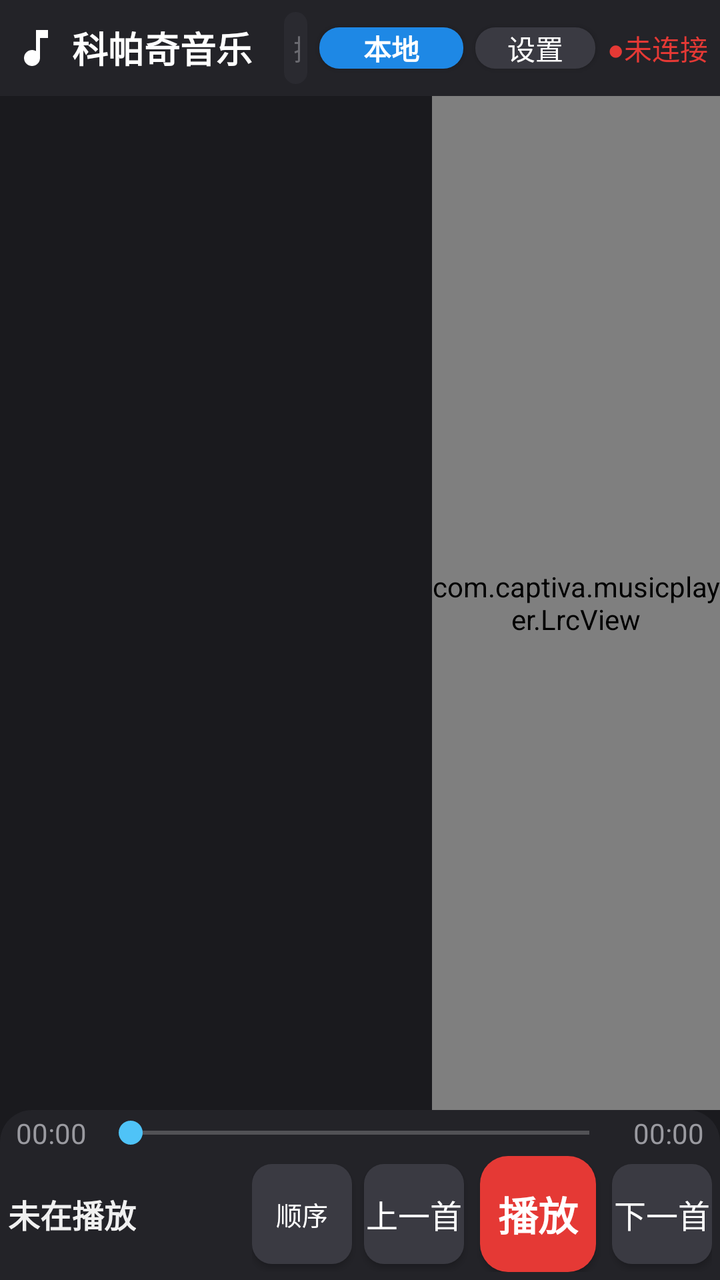
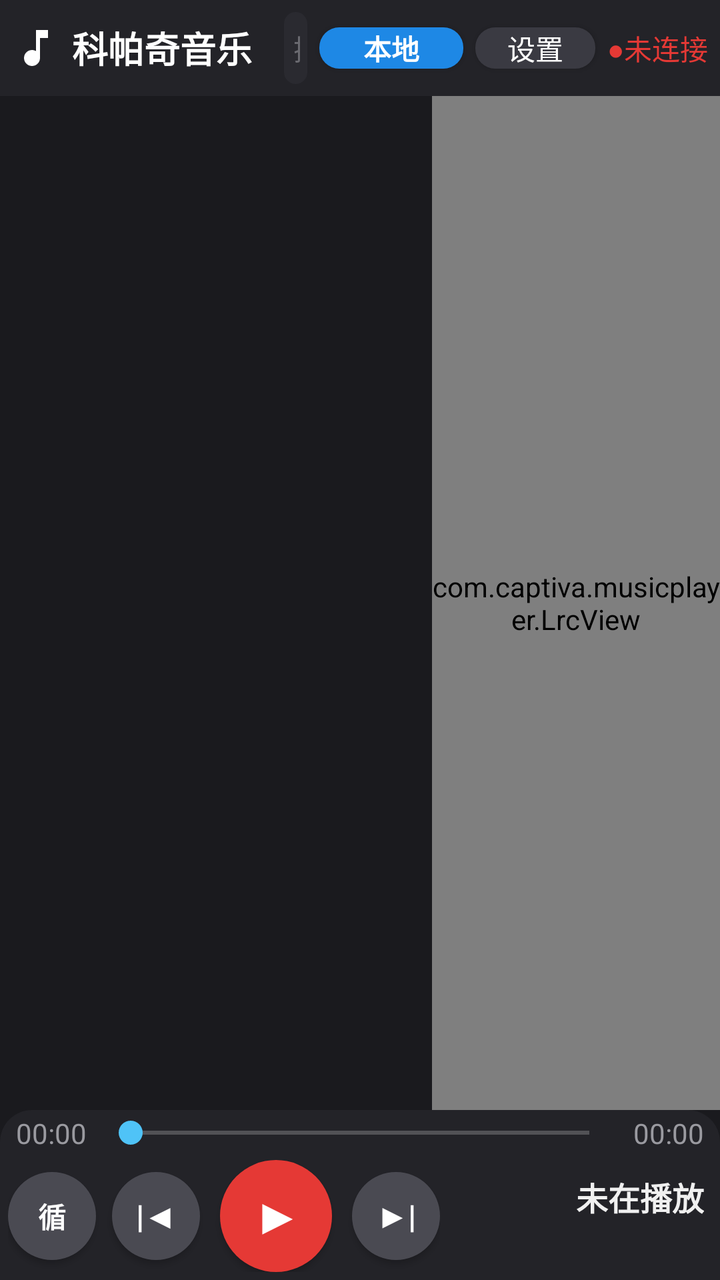

Compare the two renders of this Android layout. The source of the first and the diff that turns it into the second are given below.
<!-- AndroidManifest.xml: application theme Theme.CaptivaMusic -->
<!-- res/layout/activity_main.xml -->
<?xml version="1.0" encoding="utf-8"?>
<LinearLayout xmlns:android="http://schemas.android.com/apk/res/android"
    android:layout_width="match_parent"
    android:layout_height="match_parent"
    android:orientation="vertical"
    android:background="@color/bg_main">

    
    <LinearLayout
        android:layout_width="match_parent"
        android:layout_height="wrap_content"
        android:orientation="horizontal"
        android:gravity="center_vertical"
        android:padding="@dimen/title_bar_padding"
        android:background="@color/bg_title_bar">

        <ImageView
            android:layout_width="24dp"
            android:layout_height="24dp"
            android:src="@drawable/ic_music_note"
            android:contentDescription="@string/app_name" />

        <TextView
            android:layout_width="wrap_content"
            android:layout_height="wrap_content"
            android:layout_marginStart="6dp"
            android:layout_marginLeft="6dp"
            android:text="@string/app_name"
            android:textColor="@color/text_title"
            android:textSize="@dimen/title_text_size"
            android:textStyle="bold" />

        <TextView
            android:id="@+id/tv_count"
            android:layout_width="wrap_content"
            android:layout_height="wrap_content"
            android:layout_marginStart="8dp"
            android:layout_marginLeft="8dp"
            android:textColor="@color/text_secondary"
            android:textSize="@dimen/sub_text_size" />

        
        <EditText
            android:id="@+id/et_search"
            android:layout_width="0dp"
            android:layout_height="@dimen/search_height"
            android:layout_weight="1"
            android:layout_marginStart="8dp"
            android:layout_marginLeft="8dp"
            android:background="@drawable/bg_search"
            android:hint="搜索本地歌曲、歌手、专辑..."
            android:textColorHint="@color/search_hint"
            android:textColor="@color/text_primary"
            android:textSize="@dimen/search_text_size"
            android:paddingLeft="@dimen/search_padding"
            android:paddingRight="@dimen/search_padding"
            android:singleLine="true"
            android:imeOptions="actionSearch"
            android:inputType="text" />

        
        <Button
            android:id="@+id/btn_source"
            android:layout_width="wrap_content"
            android:layout_height="wrap_content"
            android:layout_marginStart="6dp"
            android:layout_marginLeft="6dp"
            android:minWidth="72dp"
            android:minHeight="0dp"
            android:background="@drawable/bg_btn_source_local"
            android:text="本地"
            android:textColor="#FFFFFF"
            android:textStyle="bold"
            android:textSize="@dimen/sub_text_size" />

        
        <Button
            android:id="@+id/btn_settings"
            android:layout_width="wrap_content"
            android:layout_height="wrap_content"
            android:layout_marginStart="6dp"
            android:layout_marginLeft="6dp"
            android:minWidth="60dp"
            android:minHeight="0dp"
            android:background="@drawable/bg_btn"
            android:text="设置"
            android:textColor="@color/btn_text"
            android:textSize="@dimen/sub_text_size" />

        
        <TextView
            android:id="@+id/tv_server_status"
            android:layout_width="wrap_content"
            android:layout_height="wrap_content"
            android:layout_marginStart="6dp"
            android:layout_marginLeft="6dp"
            android:text="●未连接"
            android:textColor="@color/server_status_disconnected"
            android:textSize="@dimen/sub_text_size"
            android:singleLine="true" />
    </LinearLayout>

    
    <LinearLayout
        android:layout_width="match_parent"
        android:layout_height="0dp"
        android:layout_weight="1"
        android:orientation="horizontal">

        
        <FrameLayout
            android:layout_width="0dp"
            android:layout_height="match_parent"
            android:layout_weight="3">

            <androidx.recyclerview.widget.RecyclerView
                android:id="@+id/rv_list"
                android:layout_width="match_parent"
                android:layout_height="match_parent"
                android:scrollbars="vertical"
                android:overScrollMode="ifContentScrolls" />

            <TextView
                android:id="@+id/tv_empty"
                android:layout_width="wrap_content"
                android:layout_height="wrap_content"
                android:layout_gravity="center"
                android:textColor="@color/text_secondary"
                android:textSize="@dimen/sub_text_size"
                android:visibility="gone" />
        </FrameLayout>

        
        <com.captiva.musicplayer.LrcView
            android:id="@+id/lrc_view"
            android:layout_width="0dp"
            android:layout_height="match_parent"
            android:layout_weight="2" />
    </LinearLayout>

    
    <LinearLayout
        android:layout_width="match_parent"
        android:layout_height="wrap_content"
        android:orientation="vertical"
        android:paddingLeft="@dimen/control_bar_padding"
        android:paddingRight="@dimen/control_bar_padding"
        android:paddingTop="2dp"
        android:paddingBottom="@dimen/control_bar_padding"
        android:background="@drawable/bg_control_bar">

        
        <LinearLayout
            android:layout_width="match_parent"
            android:layout_height="wrap_content"
            android:orientation="horizontal"
            android:gravity="center_vertical"
            android:layout_marginLeft="4dp"
            android:layout_marginRight="4dp">

            <TextView
                android:id="@+id/tv_current_time"
                android:layout_width="wrap_content"
                android:layout_height="wrap_content"
                android:text="00:00"
                android:textColor="@color/text_secondary"
                android:textSize="@dimen/time_text_size"
                android:layout_marginRight="6dp" />

            <SeekBar
                android:id="@+id/sb_progress"
                android:layout_width="0dp"
                android:layout_height="@dimen/seekbar_height"
                android:layout_weight="1"
                android:minHeight="@dimen/seekbar_height"
                android:maxHeight="@dimen/seekbar_height"
                android:progressTint="@color/accent"
                android:thumbTint="@color/accent" />

            <TextView
                android:id="@+id/tv_total_time"
                android:layout_width="wrap_content"
                android:layout_height="wrap_content"
                android:text="00:00"
                android:textColor="@color/text_secondary"
                android:textSize="@dimen/time_text_size"
                android:layout_marginLeft="6dp" />
        </LinearLayout>

        
        <LinearLayout
            android:layout_width="match_parent"
            android:layout_height="wrap_content"
            android:orientation="horizontal"
            android:gravity="center_vertical"
            android:layout_marginTop="2dp">

            
            <LinearLayout
                android:layout_width="0dp"
                android:layout_height="wrap_content"
                android:layout_weight="1"
                android:orientation="horizontal"
                android:gravity="center_vertical">

                <TextView
                    android:id="@+id/tv_now_title"
                    android:layout_width="wrap_content"
                    android:layout_height="wrap_content"
                    android:singleLine="true"
                    android:ellipsize="end"
                    android:text="未在播放"
                    android:textColor="@color/text_primary"
                    android:textSize="@dimen/now_title_text_size"
                    android:textStyle="bold"
                    android:layout_marginRight="8dp" />

                <TextView
                    android:id="@+id/tv_now_artist"
                    android:layout_width="0dp"
                    android:layout_height="wrap_content"
                    android:layout_weight="1"
                    android:singleLine="true"
                    android:ellipsize="end"
                    android:textColor="@color/text_secondary"
                    android:textSize="@dimen/sub_text_size" />
            </LinearLayout>

            
            <LinearLayout
                android:layout_width="wrap_content"
                android:layout_height="wrap_content"
                android:orientation="horizontal"
                android:gravity="center_vertical">

                <Button
                    android:id="@+id/btn_mode"
                    android:layout_width="@dimen/btn_size"
                    android:layout_height="@dimen/btn_size"
                    android:background="@drawable/bg_btn"
                    android:text="顺序"
                    android:textColor="@color/btn_text"
                    android:textSize="13sp" />

                <Button
                    android:id="@+id/btn_prev"
                    android:layout_width="@dimen/btn_size"
                    android:layout_height="@dimen/btn_size"
                    android:layout_marginLeft="6dp"
                    android:background="@drawable/bg_btn"
                    android:text="上一首"
                    android:textColor="@color/btn_text"
                    android:textSize="@dimen/btn_text_size" />

                <Button
                    android:id="@+id/btn_play"
                    android:layout_width="@dimen/btn_size_play"
                    android:layout_height="@dimen/btn_size_play"
                    android:layout_marginLeft="8dp"
                    android:layout_marginRight="8dp"
                    android:background="@drawable/bg_btn_paused"
                    android:text="播放"
                    android:textColor="@color/btn_paused_text"
                    android:textSize="@dimen/btn_play_text_size"
                    android:textStyle="bold" />

                <Button
                    android:id="@+id/btn_next"
                    android:layout_width="@dimen/btn_size"
                    android:layout_height="@dimen/btn_size"
                    android:background="@drawable/bg_btn"
                    android:text="下一首"
                    android:textColor="@color/btn_text"
                    android:textSize="@dimen/btn_text_size" />
            </LinearLayout>
        </LinearLayout>
    </LinearLayout>

</LinearLayout>
<!-- resources referenced by this layout -->
<resources>
  <color name="accent">#4FC3F7</color>
  <color name="bg_main">#1A1A1E</color>
  <color name="bg_title_bar">#232328</color>
  <color name="btn_paused_text">#FFFFFF</color>
  <color name="btn_text">#FFFFFF</color>
  <color name="search_hint">#6A6A70</color>
  <color name="server_status_disconnected">#E53935</color>
  <color name="text_primary">#F0F0F0</color>
  <color name="text_secondary">#9A9AA0</color>
  <color name="text_title">#FFFFFF</color>
  <dimen name="btn_play_text_size">20sp</dimen>
  <dimen name="btn_size">50dp</dimen>
  <dimen name="btn_size_play">58dp</dimen>
  <dimen name="btn_text_size">16sp</dimen>
  <dimen name="control_bar_padding">4dp</dimen>
  <dimen name="now_title_text_size">16sp</dimen>
  <dimen name="search_height">36dp</dimen>
  <dimen name="search_padding">8dp</dimen>
  <dimen name="search_text_size">14sp</dimen>
  <dimen name="seekbar_height">12dp</dimen>
  <dimen name="sub_text_size">14sp</dimen>
  <dimen name="time_text_size">14sp</dimen>
  <dimen name="title_bar_padding">6dp</dimen>
  <dimen name="title_text_size">18sp</dimen>
  <!-- drawable bg_btn (drawable) -->
  <?xml version="1.0" encoding="utf-8"?>
  <selector xmlns:android="http://schemas.android.com/apk/res/android">
      <item android:state_pressed="true">
          <shape android:shape="rectangle">
              <solid android:color="#55555D" />
              <corners android:radius="10dp" />
          </shape>
      </item>
      <item>
          <shape android:shape="rectangle">
              <solid android:color="@color/btn_bg" />
              <corners android:radius="10dp" />
          </shape>
      </item>
  </selector>
  <!-- drawable bg_btn_paused (drawable) -->
  <?xml version="1.0" encoding="utf-8"?>
  <selector xmlns:android="http://schemas.android.com/apk/res/android">
      <item android:state_pressed="true">
          <shape android:shape="rectangle">
              <solid android:color="#C62828" />
              <corners android:radius="14dp" />
          </shape>
      </item>
      <item>
          <shape android:shape="rectangle">
              <solid android:color="@color/btn_paused_bg" />
              <corners android:radius="14dp" />
          </shape>
      </item>
  </selector>
  <!-- drawable bg_control_bar (drawable) -->
  <?xml version="1.0" encoding="utf-8"?>
  <shape xmlns:android="http://schemas.android.com/apk/res/android"
      android:shape="rectangle">
      <solid android:color="@color/bg_control_bar" />
      <corners
          android:topLeftRadius="16dp"
          android:topRightRadius="16dp"
          android:bottomLeftRadius="0dp"
          android:bottomRightRadius="0dp" />
  </shape>
  <!-- drawable bg_search (drawable) -->
  <?xml version="1.0" encoding="utf-8"?>
  <shape xmlns:android="http://schemas.android.com/apk/res/android"
      android:shape="rectangle">
      <solid android:color="@color/search_bg" />
      <corners android:radius="22dp" />
  </shape>
  <!-- drawable ic_music_note (drawable) -->
  <?xml version="1.0" encoding="utf-8"?>
  <vector xmlns:android="http://schemas.android.com/apk/res/android"
      android:width="24dp"
      android:height="24dp"
      android:viewportWidth="24"
      android:viewportHeight="24">
      <path
          android:fillColor="#FFFFFF"
          android:pathData="M12,3v10.55c-0.59,-0.34 -1.27,-0.55 -2,-0.55 -2.21,0 -4,1.79 -4,4s1.79,4 4,4 4,-1.79 4,-4V7h4V3h-6z" />
  </vector>
  <string name="app_name">科帕奇音乐</string>
  <style name="Theme.CaptivaMusic" parent="Theme.AppCompat.NoActionBar">
          <item name="colorPrimary">@color/accent</item>
          <item name="colorPrimaryDark">@color/bg_title_bar</item>
          <item name="colorAccent">@color/accent</item>
          <item name="android:windowBackground">@color/bg_main</item>
          <item name="android:statusBarColor">@color/bg_title_bar</item>
          <item name="android:textColorPrimary">@color/text_primary</item>
      </style>
  <color name="btn_bg">#3A3A42</color>
  <color name="btn_paused_bg">#E53935</color>
  <color name="bg_control_bar">#232328</color>
  <color name="search_bg">#2A2A30</color>
  <!-- unchanged entries left out for length: 1 -->
</resources>

<!-- the commit's change to res/layout/activity_main.xml (unified diff, before → after) -->
@@ -193,15 +193,80 @@
             android:layout_height="wrap_content"
             android:orientation="horizontal"
             android:gravity="center_vertical"
-            android:layout_marginTop="2dp">
+            android:layout_marginTop="4dp">
+
+            
+            <LinearLayout
+                android:layout_width="wrap_content"
+                android:layout_height="wrap_content"
+                android:orientation="horizontal"
+                android:gravity="center_vertical">
+
+                
+                <Button
+                    android:id="@+id/btn_mode"
+                    android:layout_width="@dimen/btn_circle_size"
+                    android:layout_height="@dimen/btn_circle_size"
+                    android:minWidth="0dp"
+                    android:minHeight="0dp"
+                    android:background="@drawable/bg_btn_circle"
+                    android:text="循"
+                    android:textColor="@color/btn_text"
+                    android:textSize="14sp"
+                    android:textStyle="bold" />
+
+                
+                <Button
+                    android:id="@+id/btn_prev"
+                    android:layout_width="@dimen/btn_circle_size"
+                    android:layout_height="@dimen/btn_circle_size"
+                    android:layout_marginLeft="8dp"
+                    android:minWidth="0dp"
+                    android:minHeight="0dp"
+                    android:background="@drawable/bg_btn_circle"
+                    android:text="|◀"
+                    android:textColor="@color/btn_text"
+                    android:textSize="16sp"
+                    android:textStyle="bold" />
+
+                
+                <Button
+                    android:id="@+id/btn_play"
+                    android:layout_width="@dimen/btn_circle_big_size"
+                    android:layout_height="@dimen/btn_circle_big_size"
+                    android:layout_marginLeft="10dp"
+                    android:layout_marginRight="10dp"
+                    android:minWidth="0dp"
+                    android:minHeight="0dp"
+                    android:background="@drawable/bg_btn_circle_big_paused"
+                    android:text="▶"
+                    android:textColor="@color/btn_paused_text"
+                    android:textSize="24sp"
+                    android:textStyle="bold" />
+
+                
+                <Button
+                    android:id="@+id/btn_next"
+                    android:layout_width="@dimen/btn_circle_size"
+                    android:layout_height="@dimen/btn_circle_size"
+                    android:minWidth="0dp"
+                    android:minHeight="0dp"
+                    android:background="@drawable/bg_btn_circle"
+                    android:text="▶|"
+                    android:textColor="@color/btn_text"
+                    android:textSize="16sp"
+                    android:textStyle="bold" />
+            </LinearLayout>
 
             
             <LinearLayout
                 android:layout_width="0dp"
                 android:layout_height="wrap_content"
                 android:layout_weight="1"
-                android:orientation="horizontal"
-                android:gravity="center_vertical">
+                android:orientation="vertical"
+                android:gravity="right|center_vertical"
+                android:layout_marginLeft="12dp"
+                android:paddingRight="4dp">
 
                 <TextView
                     android:id="@+id/tv_now_title"
@@ -212,67 +277,17 @@
                     android:text="未在播放"
                     android:textColor="@color/text_primary"
                     android:textSize="@dimen/now_title_text_size"
-                    android:textStyle="bold"
-                    android:layout_marginRight="8dp" />
+                    android:textStyle="bold" />
 
                 <TextView
                     android:id="@+id/tv_now_artist"
-                    android:layout_width="0dp"
+                    android:layout_width="wrap_content"
                     android:layout_height="wrap_content"
-                    android:layout_weight="1"
                     android:singleLine="true"
                     android:ellipsize="end"
                     android:textColor="@color/text_secondary"
                     android:textSize="@dimen/sub_text_size" />
             </LinearLayout>
-
-            
-            <LinearLayout
-                android:layout_width="wrap_content"
-                android:layout_height="wrap_content"
-                android:orientation="horizontal"
-                android:gravity="center_vertical">
-
-                <Button
-                    android:id="@+id/btn_mode"
-                    android:layout_width="@dimen/btn_size"
-                    android:layout_height="@dimen/btn_size"
-                    android:background="@drawable/bg_btn"
-                    android:text="顺序"
-                    android:textColor="@color/btn_text"
-                    android:textSize="13sp" />
-
-                <Button
-                    android:id="@+id/btn_prev"
-                    android:layout_width="@dimen/btn_size"
-                    android:layout_height="@dimen/btn_size"
-                    android:layout_marginLeft="6dp"
-                    android:background="@drawable/bg_btn"
-                    android:text="上一首"
-                    android:textColor="@color/btn_text"
-                    android:textSize="@dimen/btn_text_size" />
-
-                <Button
-                    android:id="@+id/btn_play"
-                    android:layout_width="@dimen/btn_size_play"
-                    android:layout_height="@dimen/btn_size_play"
-                    android:layout_marginLeft="8dp"
-                    android:layout_marginRight="8dp"
-                    android:background="@drawable/bg_btn_paused"
-                    android:text="播放"
-                    android:textColor="@color/btn_paused_text"
-                    android:textSize="@dimen/btn_play_text_size"
-                    android:textStyle="bold" />
-
-                <Button
-                    android:id="@+id/btn_next"
-                    android:layout_width="@dimen/btn_size"
-                    android:layout_height="@dimen/btn_size"
-                    android:background="@drawable/bg_btn"
-                    android:text="下一首"
-                    android:textColor="@color/btn_text"
-                    android:textSize="@dimen/btn_text_size" />
-            </LinearLayout>
         </LinearLayout>
     </LinearLayout>
 
<!-- resource entries referenced after the edit -->
@@ -10,10 +10,8 @@
   <color name="text_primary">#F0F0F0</color>
   <color name="text_secondary">#9A9AA0</color>
   <color name="text_title">#FFFFFF</color>
-  <dimen name="btn_play_text_size">20sp</dimen>
-  <dimen name="btn_size">50dp</dimen>
-  <dimen name="btn_size_play">58dp</dimen>
-  <dimen name="btn_text_size">16sp</dimen>
+  <dimen name="btn_circle_big_size">56dp</dimen>
+  <dimen name="btn_circle_size">44dp</dimen>
   <dimen name="control_bar_padding">4dp</dimen>
   <dimen name="now_title_text_size">16sp</dimen>
   <dimen name="search_height">36dp</dimen>
@@ -40,22 +38,24 @@
           </shape>
       </item>
   </selector>
-  <!-- drawable bg_btn_paused (drawable) -->
+  <!-- drawable bg_btn_circle (drawable) -->
   <?xml version="1.0" encoding="utf-8"?>
-  <selector xmlns:android="http://schemas.android.com/apk/res/android">
-      <item android:state_pressed="true">
-          <shape android:shape="rectangle">
-              <solid android:color="#C62828" />
-              <corners android:radius="14dp" />
-          </shape>
-      </item>
-      <item>
-          <shape android:shape="rectangle">
-              <solid android:color="@color/btn_paused_bg" />
-              <corners android:radius="14dp" />
-          </shape>
-      </item>
-  </selector>
+  <shape xmlns:android="http://schemas.android.com/apk/res/android"
+      android:shape="oval">
+      <solid android:color="#4A4A52" />
+      <size
+          android:width="44dp"
+          android:height="44dp" />
+  </shape>
+  <!-- drawable bg_btn_circle_big_paused (drawable) -->
+  <?xml version="1.0" encoding="utf-8"?>
+  <shape xmlns:android="http://schemas.android.com/apk/res/android"
+      android:shape="oval">
+      <solid android:color="#E53935" />
+      <size
+          android:width="56dp"
+          android:height="56dp" />
+  </shape>
   <!-- drawable bg_control_bar (drawable) -->
   <?xml version="1.0" encoding="utf-8"?>
   <shape xmlns:android="http://schemas.android.com/apk/res/android"
@@ -95,7 +95,6 @@
           <item name="android:textColorPrimary">@color/text_primary</item>
       </style>
   <color name="btn_bg">#3A3A42</color>
-  <color name="btn_paused_bg">#E53935</color>
   <color name="bg_control_bar">#232328</color>
   <color name="search_bg">#2A2A30</color>
   <!-- unchanged entries left out for length: 1 -->
